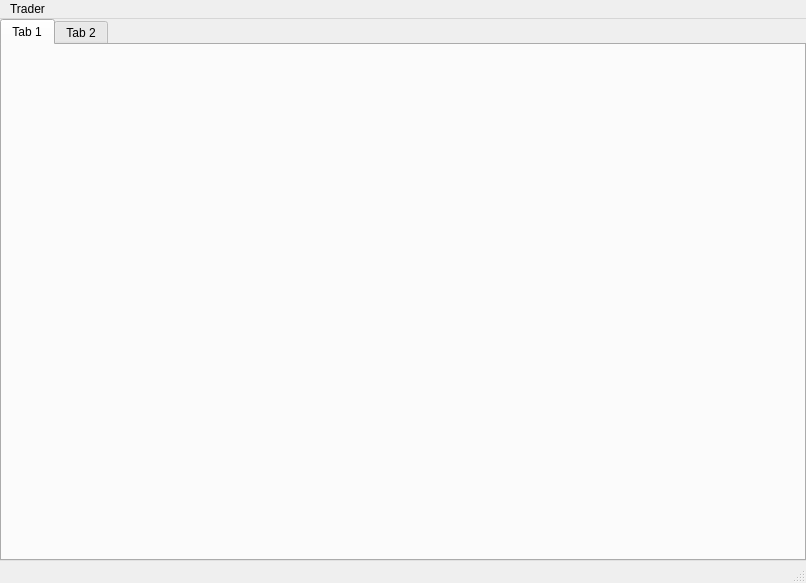
Above: UI/Qt/source/MainWindow.ui from Flakky/PyFlakTrade before the change. Below: the same form after it.
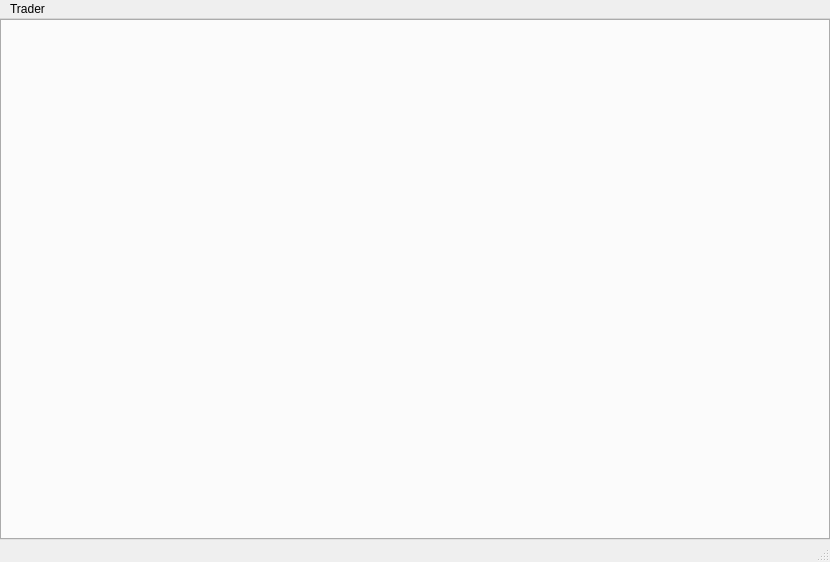
That is the form after the change.

Commit message: Qt UI trader windows

What changed in the file:
```diff
--- a/UI/Qt/source/MainWindow.ui
+++ b/UI/Qt/source/MainWindow.ui
@@ -6,8 +6,8 @@
    <rect>
     <x>0</x>
     <y>0</y>
-    <width>806</width>
-    <height>583</height>
+    <width>830</width>
+    <height>562</height>
    </rect>
   </property>
   <property name="windowTitle">
@@ -34,20 +34,13 @@
      <number>0</number>
     </property>
     <item>
-     <widget class="QTabWidget" name="tabWidget">
+     <widget class="QTabWidget" name="traders_tab_widget">
+      <property name="autoFillBackground">
+       <bool>false</bool>
+      </property>
       <property name="currentIndex">
        <number>0</number>
       </property>
-      <widget class="QWidget" name="tab">
-       <attribute name="title">
-        <string>Tab 1</string>
-       </attribute>
-      </widget>
-      <widget class="QWidget" name="tab_2">
-       <attribute name="title">
-        <string>Tab 2</string>
-       </attribute>
-      </widget>
      </widget>
     </item>
    </layout>
@@ -57,7 +50,7 @@
     <rect>
      <x>0</x>
      <y>0</y>
-     <width>806</width>
+     <width>830</width>
      <height>21</height>
     </rect>
    </property>
```
Left out of the diff: 2 changed lines with no effect on the pictures. The commit also changes 6 other files.
